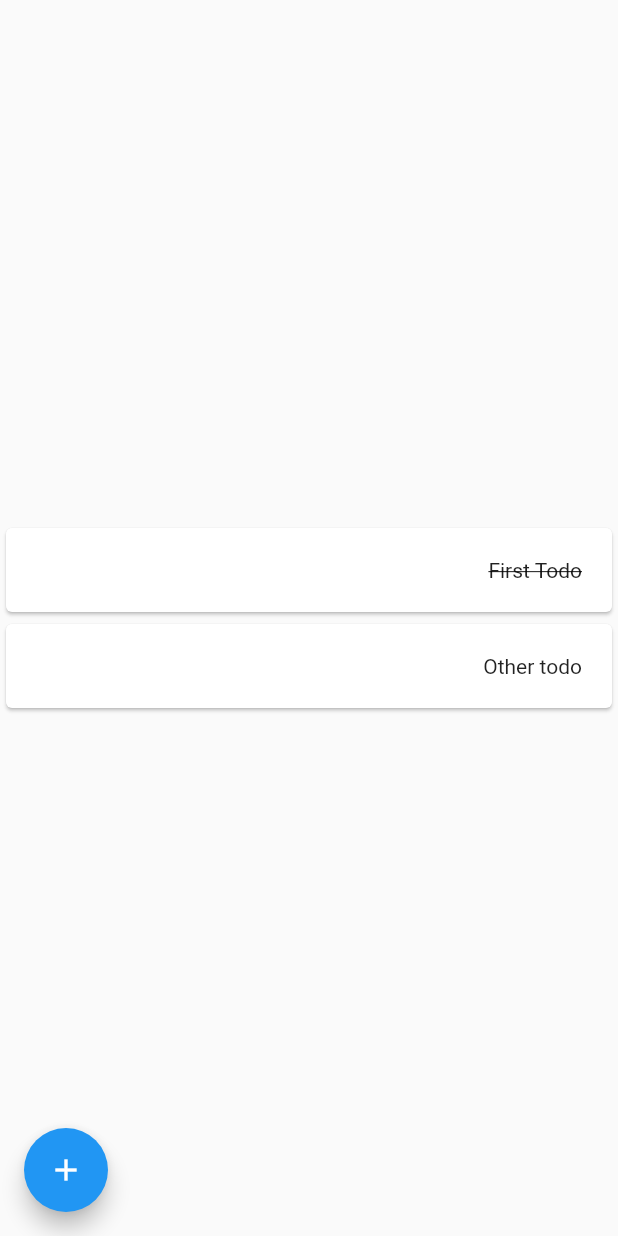
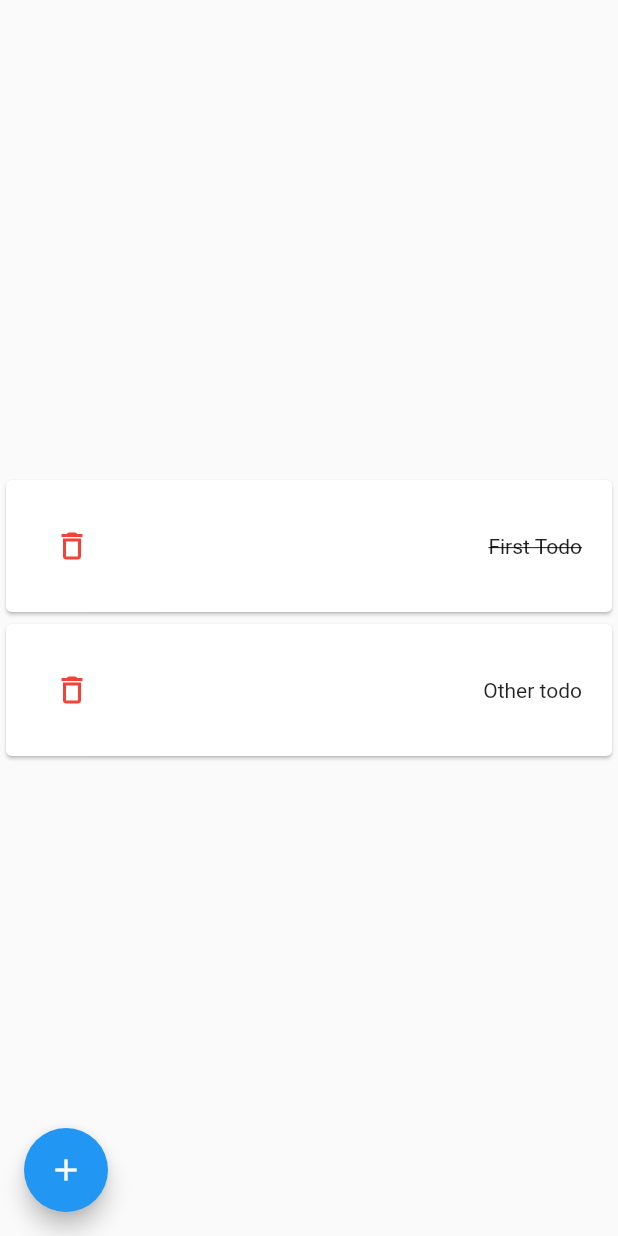
Before and after one commit to seif-baazouzi/todosapp, a Flutter app: the screen it shows after launch, on a phone screen of 412 x 824 dp. Run offline on Flutter 3.47's test engine with Material 2 defaults, Android fonts, the phone set to English and light mode, and no system bars.

Commit message:
delete todos

```diff
--- a/lib/Widgets/todo-card.dart
+++ b/lib/Widgets/todo-card.dart
@@ -5,12 +5,15 @@ class TodoCard extends StatelessWidget {
   final Todo todo;
   final int index;
   final Function(int) toggleTodoDone;
+  final Function(int) deleteTodo;
 
-  const TodoCard(
-      {super.key,
-      required this.todo,
-      required this.index,
-      required this.toggleTodoDone});
+  const TodoCard({
+    super.key,
+    required this.todo,
+    required this.index,
+    required this.toggleTodoDone,
+    required this.deleteTodo,
+  });
 
   @override
   Widget build(BuildContext context) {
@@ -33,6 +36,13 @@ class TodoCard extends StatelessWidget {
                           : TextDecoration.none,
                     ),
                   ),
+                  IconButton(
+                    onPressed: () => deleteTodo(index),
+                    icon: const Icon(
+                      Icons.delete_outlined,
+                      color: Colors.red,
+                    ),
+                  )
                 ]),
           ),
         ),
--- a/lib/Widgets/todos-list.dart
+++ b/lib/Widgets/todos-list.dart
@@ -5,11 +5,13 @@ import 'package:todosapp/Widgets/todo-card.dart';
 class TodosList extends StatelessWidget {
   final List<Todo> todos;
   final Function(int) toggleTodoDone;
+  final Function(int) deleteTodo;
 
   const TodosList({
     super.key,
     required this.todos,
     required this.toggleTodoDone,
+    required this.deleteTodo,
   });
 
   @override
@@ -20,7 +22,12 @@ class TodosList extends StatelessWidget {
         mainAxisAlignment: MainAxisAlignment.center,
         children: <Widget>[
           for (var i = 0; i < todos.length; i++)
-            TodoCard(todo: todos[i], index: i, toggleTodoDone: toggleTodoDone)
+            TodoCard(
+              todo: todos[i],
+              index: i,
+              toggleTodoDone: toggleTodoDone,
+              deleteTodo: deleteTodo,
+            )
         ],
       ),
     );
--- a/lib/main.dart
+++ b/lib/main.dart
@@ -44,6 +44,7 @@ class _MyHomePageState extends State<MyHomePage> {
           child: TodosList(
             todos: todos,
             toggleTodoDone: _toggleTodoDone,
+            deleteTodo: _deleteTodo,
           ),
         ),
         floatingActionButton: FloatingActionButton(
@@ -70,4 +71,10 @@ class _MyHomePageState extends State<MyHomePage> {
       todos[index].done = !todos[index].done;
     });
   }
+
+  void _deleteTodo(index) {
+    setState(() {
+      todos.removeAt(index);
+    });
+  }
 }
```
